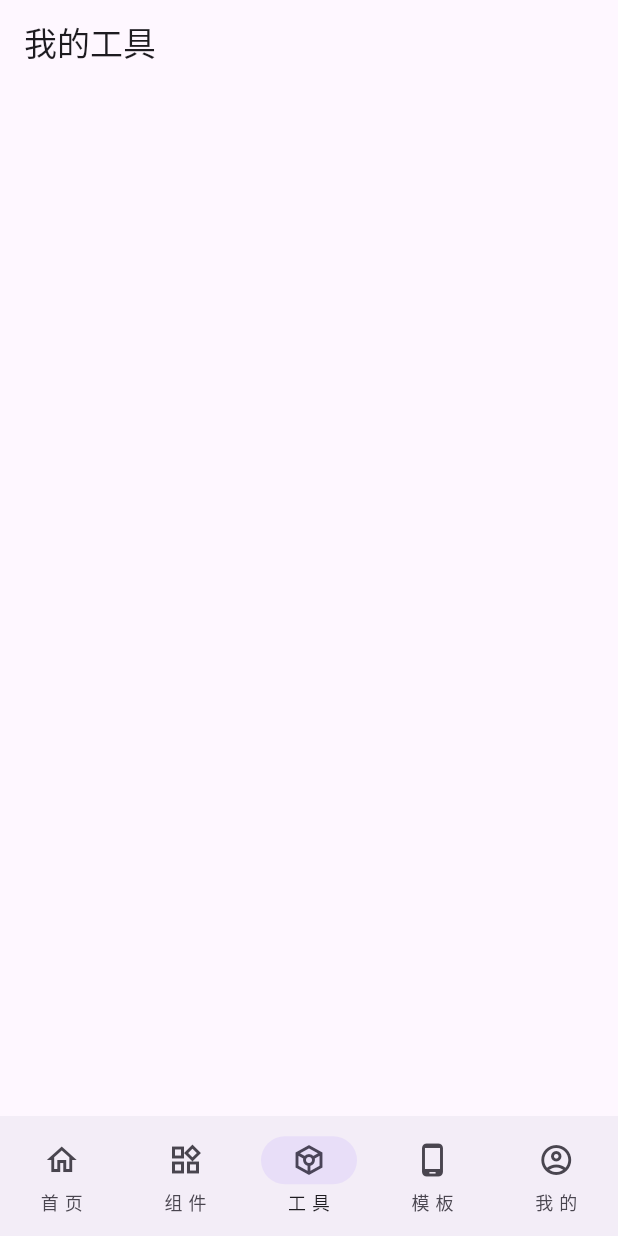
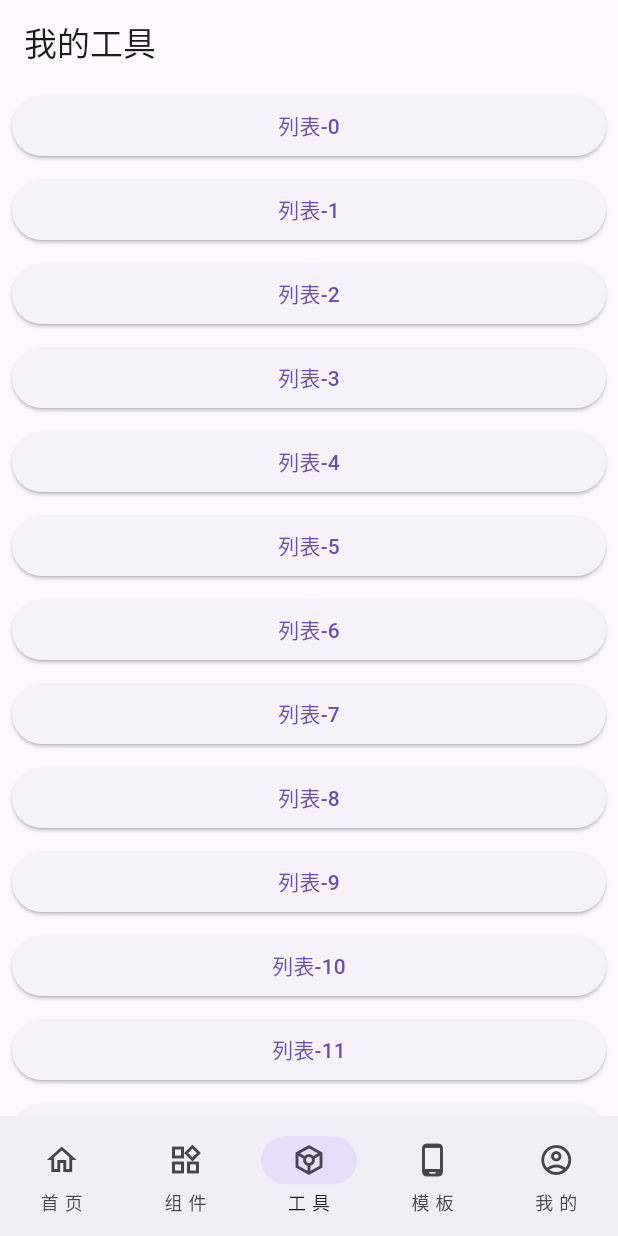
Before and after one commit to luoyi58624/flutter_material3, a Flutter app: the screen it shows after launch, item 3 of the bottom bar chosen, on a phone screen of 412 x 824 dp. Run offline on Flutter 3.47's test engine with Material 2 defaults, Android fonts, the light colour scheme and no system bars; our stand-ins replace get.

Commit message:
新增列表

```diff
--- a/lib/page/root/tool_page.dart
+++ b/lib/page/root/tool_page.dart
@@ -14,7 +14,15 @@ class _ToolPageState extends State<ToolPage> {
       appBar: AppBar(
         title: const Text('我的工具'),
       ),
-      body: Container(),
+      body: ListView.builder(
+        itemBuilder: (context, index) => Padding(
+          padding: const EdgeInsets.symmetric(vertical: 4, horizontal: 8),
+          child: ElevatedButton(
+            onPressed: () {},
+            child: Text('列表-$index'),
+          ),
+        ),
+      ),
     );
   }
 }
```
